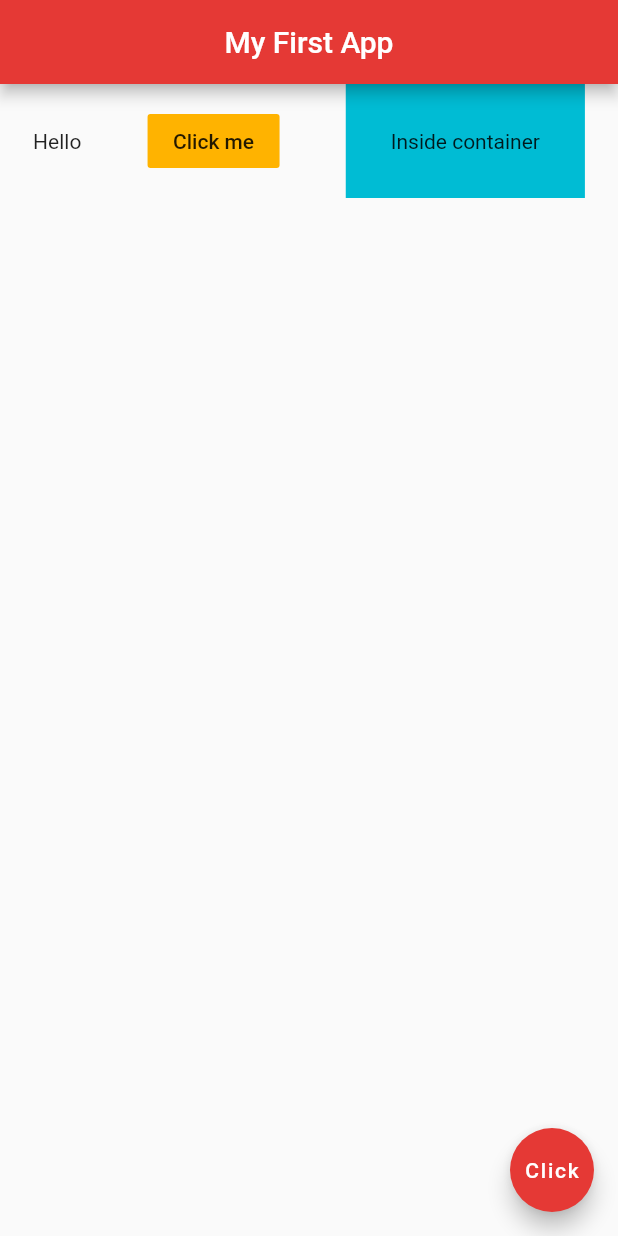
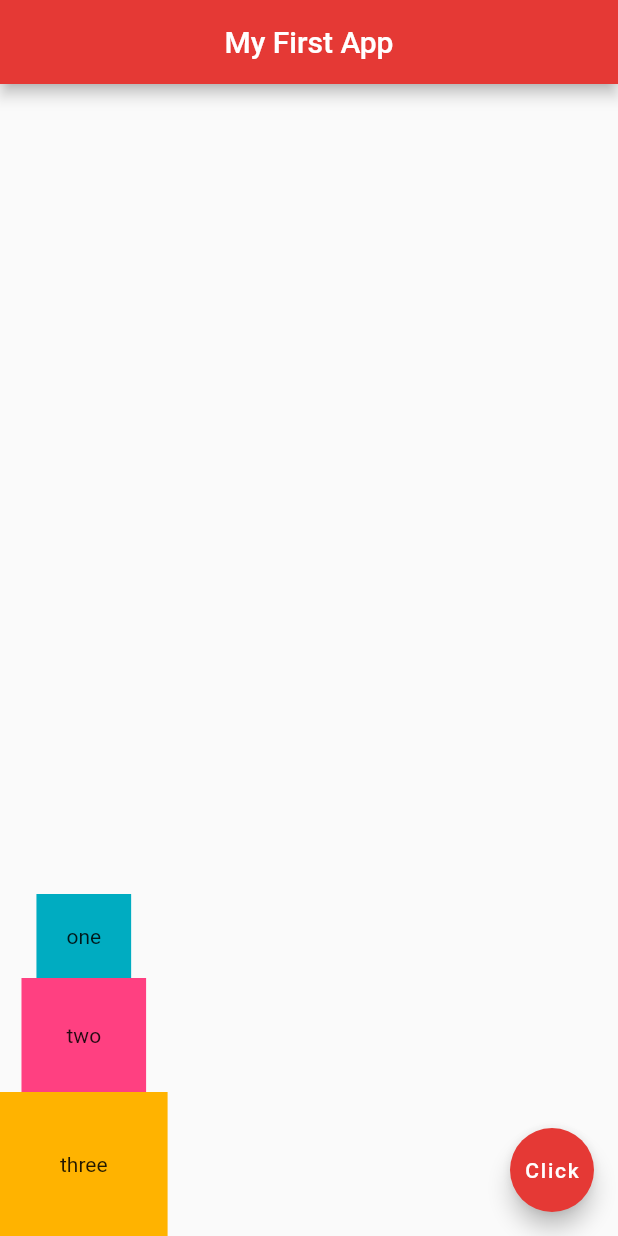
Before and after one commit to bodoganabel/flutter_first_test, a Flutter app: the screen it shows after launch, on a phone screen of 412 x 824 dp. Run offline on Flutter 3.47's test engine with Material 2 defaults, Android fonts, the light colour scheme and no system bars.

Commit message:
Flex column

```diff
--- a/lib/main.dart
+++ b/lib/main.dart
@@ -13,19 +13,23 @@ class Home extends StatelessWidget {
         centerTitle: true,
         backgroundColor: Colors.red[600],
       ),
-      body: Row(
-        mainAxisAlignment: MainAxisAlignment.spaceAround,
+      body: Column(
+        mainAxisAlignment: MainAxisAlignment.end,
         crossAxisAlignment: CrossAxisAlignment.center,
         children: <Widget>[
-          Text('Hello'),
-          FlatButton(onPressed: () {}, color: Colors.amber[600], child: Text('Click me')),
-          Container(
-            color: Colors.cyan,
+        Container(
+            padding: EdgeInsets.all(20),
+            color: Colors.cyan[600],
+            child: Text('one')),
+        Container(
             padding: EdgeInsets.all(30),
-            child: Text('Inside container',)
-          )
-        ],
-      ),
+            color: Colors.pinkAccent,
+            child: Text('two')),
+        Container(
+            padding: EdgeInsets.all(40),
+            color: Colors.amber[600],
+            child: Text('three')),
+      ]),
       floatingActionButton: FloatingActionButton(
         child: Text("Click"),
         onPressed: () {},
```
